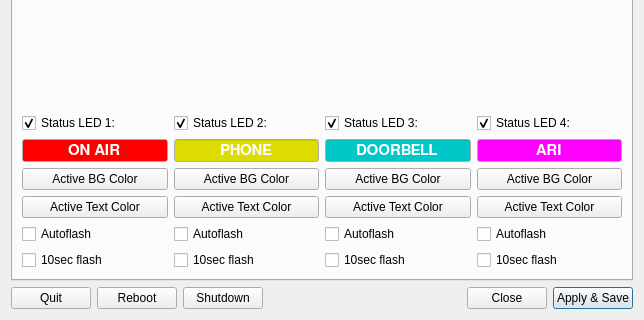
The window that settings.ui (saschaludwig/OnAirScreen) describes before a commit, drawn with Qt 5; both pictures show x 0 to 644 and y 324 to 644 of the 644 by 644 pixel window.
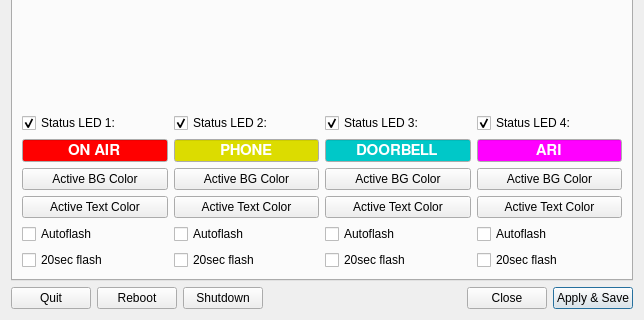
The same window after the commit. Icons and pictures are not drawn.

Commit message: changed autoflash to 20 seconds

Diff of the .ui file:
```diff
--- a/settings.ui
+++ b/settings.ui
@@ -871,7 +871,7 @@
               <bool>true</bool>
              </property>
              <property name="text">
-              <string>10sec flash</string>
+              <string>20sec flash</string>
              </property>
             </widget>
            </item>
@@ -1019,7 +1019,7 @@
               <bool>true</bool>
              </property>
              <property name="text">
-              <string>10sec flash</string>
+              <string>20sec flash</string>
              </property>
             </widget>
            </item>
@@ -1167,7 +1167,7 @@
               <bool>true</bool>
              </property>
              <property name="text">
-              <string>10sec flash</string>
+              <string>20sec flash</string>
              </property>
             </widget>
            </item>
@@ -1315,7 +1315,7 @@
               <bool>true</bool>
              </property>
              <property name="text">
-              <string>10sec flash</string>
+              <string>20sec flash</string>
              </property>
             </widget>
            </item>
```
The commit also changes 1 other file.
